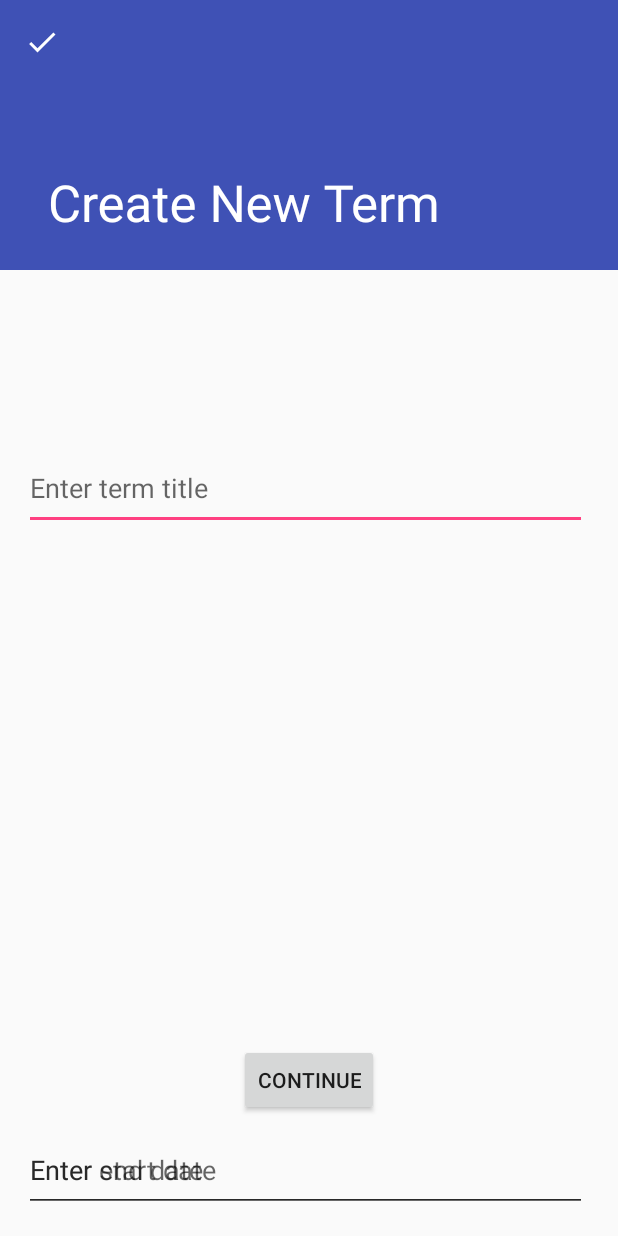
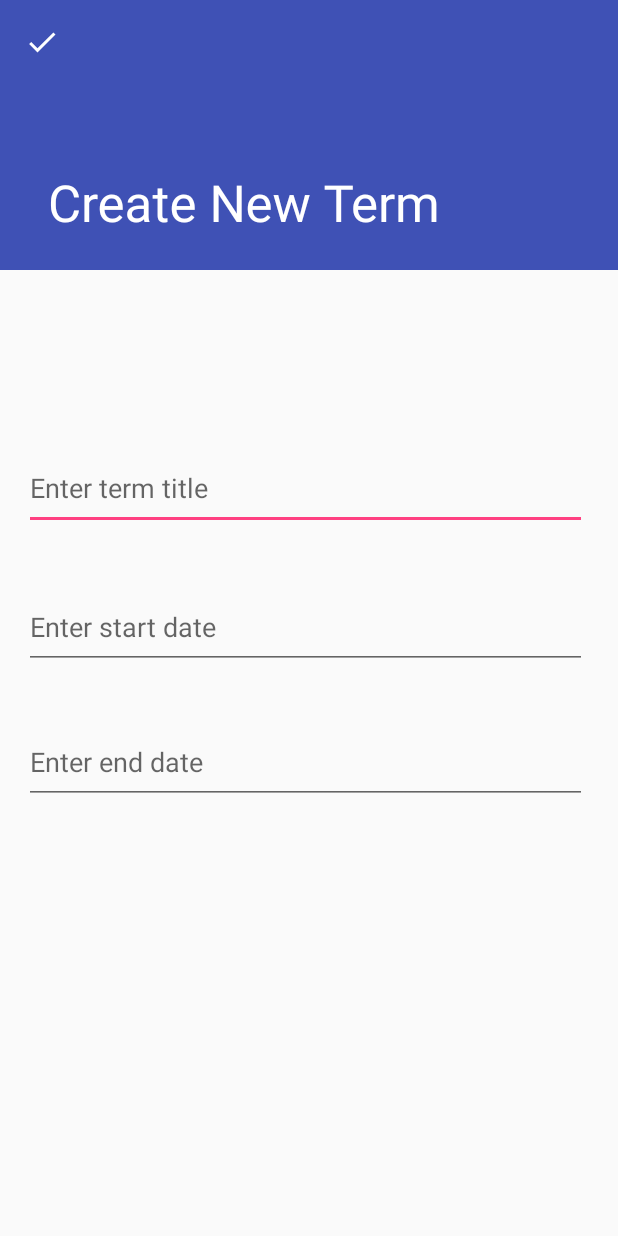
Before and after one commit to AprilC1983/C196MobileApp, an Android app: the EditorActivity screen opened directly, with no data from a screen before it, on a phone screen of 412 x 824 dp. Run offline under Robolectric (Android 15) with nearby library versions, the phone set to English and light mode, and no system bars; our stand-ins replace ButterKnife.

```diff
--- a/app/src/main/res/layout/activity_editor.xml
+++ b/app/src/main/res/layout/activity_editor.xml
@@ -33,7 +33,7 @@
         </android.support.design.widget.CollapsingToolbarLayout>
     </android.support.design.widget.AppBarLayout>
 
-    <include layout="@layout/term_editor" />
+    <include layout="@layout/content_editor" />
 
 
 
--- a/app/src/main/res/layout/activity_main.xml
+++ b/app/src/main/res/layout/activity_main.xml
@@ -20,7 +20,7 @@
 
     </android.support.design.widget.AppBarLayout>
 
-    <include layout="@layout/term_main" />
+    <include layout="@layout/content_main" />
 
     <android.support.design.widget.FloatingActionButton
         android:id="@+id/fab"
--- a/app/src/main/res/layout/term_editor.xml
+++ b/app/src/main/res/layout/content_editor.xml
@@ -7,7 +7,7 @@
     android:layout_height="match_parent">
 
     <EditText
-        android:id="@+id/term_title_text"
+        android:id="@+id/term_text"
         android:layout_width="375dp"
         android:layout_height="55dp"
         android:layout_margin="@dimen/text_margin"
@@ -25,7 +25,7 @@
 
 
     <EditText
-        android:id="@+id/term_start_text"
+        android:id="@+id/start_date_text"
         android:layout_width="375dp"
         android:layout_height="55dp"
         android:layout_margin="@dimen/text_margin"
@@ -42,7 +42,7 @@
         tools:targetApi="o" />
 
     <EditText
-        android:id="@+id/term_end_text"
+        android:id="@+id/end_date_text"
         android:layout_width="375dp"
         android:layout_height="55dp"
         android:layout_margin="@dimen/text_margin"
@@ -58,17 +58,5 @@
         app:layout_constraintVertical_bias="0.064"
         tools:targetApi="o" />
 
-    <Button
-        android:id="@+id/button"
-        android:layout_width="wrap_content"
-        android:layout_height="wrap_content"
-        android:layout_marginBottom="80dp"
-        android:text="@string/continue_button"
-        app:layout_constraintBottom_toBottomOf="parent"
-        app:layout_constraintEnd_toEndOf="parent"
-        app:layout_constraintStart_toStartOf="parent"
-        app:layout_constraintTop_toBottomOf="@+id/end_date_text"
-        app:layout_constraintVertical_bias="0.781" />
-
 
 </android.support.constraint.ConstraintLayout>
```
Also changed, not shown: app/src/main/res/layout/content_main.xml (renamed from app/src/main/res/layout/term_main.xml).
